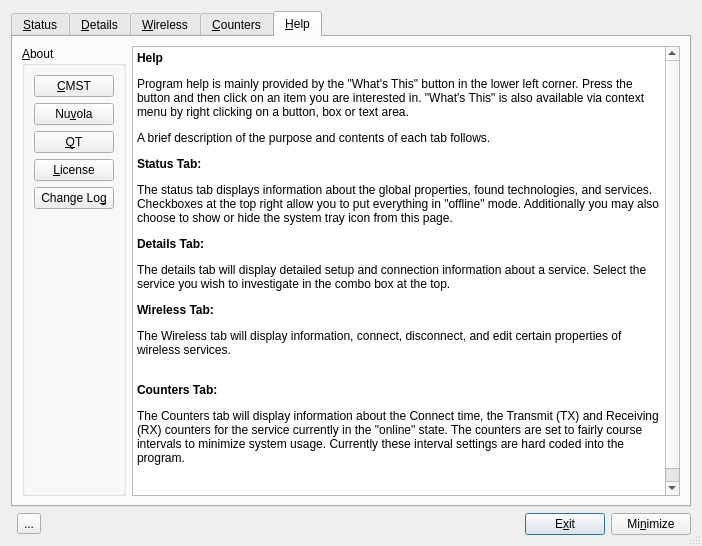
Above: code/control_box/ui/controlbox.ui from andrew-bibb/cmst before the change. Below: the same form after it.
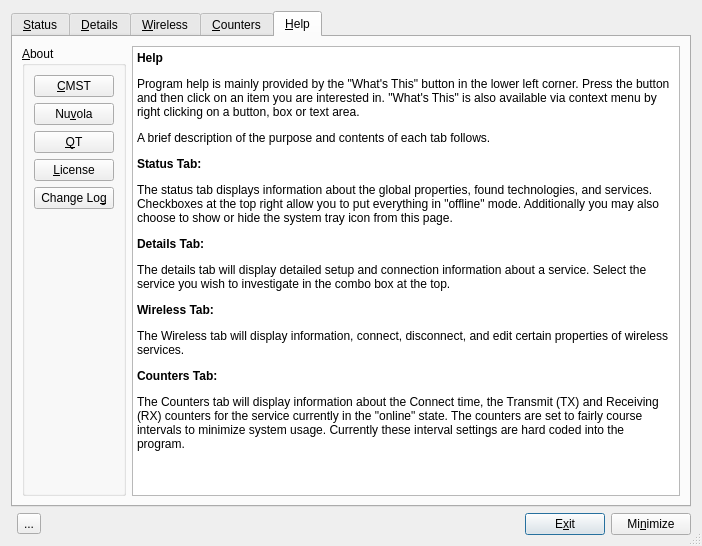
That is the form after the change. The open tabs and pages were chosen to show the change. Icons and pictures are not drawn.

Commit message: removed extra line break in help text

Diff of the .ui file:
```diff
--- a/code/control_box/ui/controlbox.ui
+++ b/code/control_box/ui/controlbox.ui
@@ -784,7 +784,7 @@
 &lt;p style=&quot; margin-top:12px; margin-bottom:12px; margin-left:0px; margin-right:0px; -qt-block-indent:0; text-indent:0px;&quot;&gt;&lt;span style=&quot; font-weight:600;&quot;&gt;Details Tab:&lt;/span&gt;&lt;/p&gt;
 &lt;p style=&quot; margin-top:12px; margin-bottom:12px; margin-left:0px; margin-right:0px; -qt-block-indent:0; text-indent:0px;&quot;&gt;The details tab will display detailed setup and connection information about a service. Select the service you wish to investigate in the combo box at the top.&lt;/p&gt;
 &lt;p style=&quot; margin-top:12px; margin-bottom:12px; margin-left:0px; margin-right:0px; -qt-block-indent:0; text-indent:0px;&quot;&gt;&lt;span style=&quot; font-weight:600;&quot;&gt;Wireless Tab:&lt;/span&gt;&lt;/p&gt;
-&lt;p style=&quot; margin-top:12px; margin-bottom:12px; margin-left:0px; margin-right:0px; -qt-block-indent:0; text-indent:0px;&quot;&gt;The Wireless tab will display information, connect, disconnect, and edit certain properties of wireless services. &lt;br /&gt;&lt;/p&gt;
+&lt;p style=&quot; margin-top:12px; margin-bottom:12px; margin-left:0px; margin-right:0px; -qt-block-indent:0; text-indent:0px;&quot;&gt;The Wireless tab will display information, connect, disconnect, and edit certain properties of wireless services. &lt;/p&gt;
 &lt;p style=&quot; margin-top:12px; margin-bottom:12px; margin-left:0px; margin-right:0px; -qt-block-indent:0; text-indent:0px;&quot;&gt;&lt;span style=&quot; font-weight:600;&quot;&gt;Counters Tab:&lt;/span&gt;&lt;/p&gt;
 &lt;p style=&quot; margin-top:12px; margin-bottom:12px; margin-left:0px; margin-right:0px; -qt-block-indent:0; text-indent:0px;&quot;&gt;The Counters tab will display information about the Connect time, the Transmit (TX) and Receiving (RX) counters for the service currently in the &amp;quot;online&amp;quot; state. The counters are set to fairly course intervals to minimize system usage. Currently these interval settings are hard coded into the program. &lt;/p&gt;
 &lt;p style=&quot; margin-top:12px; margin-bottom:12px; margin-left:0px; margin-right:0px; -qt-block-indent:0; text-indent:0px;&quot;&gt;&lt;br /&gt;&lt;/p&gt;&lt;/body&gt;&lt;/html&gt;</string>
```
Left out of the diff: 2 changed lines with no effect on the pictures.
